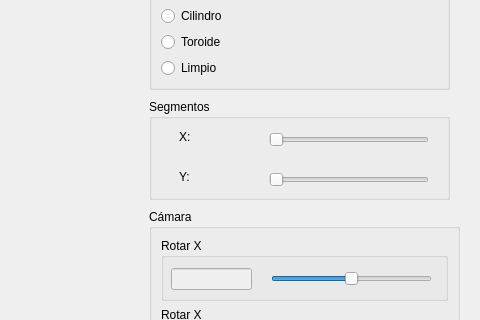
This is mainwindow.ui in kioshiokamoto/Proyecto-final-CV as Qt 5 draws it before an edit; both pictures show x 611 to 1091 and y 260 to 580 of the 1091 by 837 pixel window. The edited form follows.
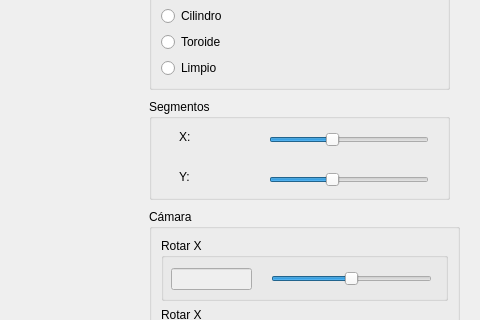
This is the edited form.

Patch:
```diff
--- a/mainwindow.ui
+++ b/mainwindow.ui
@@ -313,6 +313,9 @@
      <property name="maximum">
       <number>13</number>
      </property>
+     <property name="sliderPosition">
+      <number>5</number>
+     </property>
      <property name="orientation">
       <enum>Qt::Horizontal</enum>
      </property>
@@ -329,6 +332,9 @@
      <property name="maximum">
       <number>13</number>
      </property>
+     <property name="sliderPosition">
+      <number>5</number>
+     </property>
      <property name="orientation">
       <enum>Qt::Horizontal</enum>
      </property>
```
